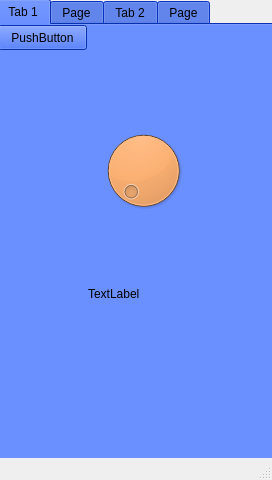
First picture: the form in brewie.ui, repository eyeway1968/brewie, before the edit.
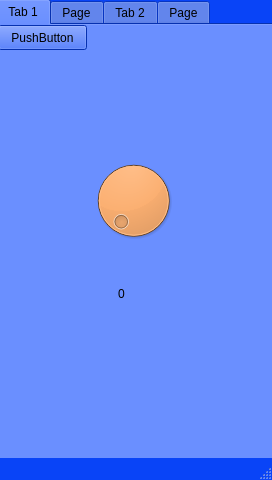
Second picture: the form after the edit. The open tabs and pages were chosen to show the change.

Commit message: multi window attempt

Diff of the .ui file:
```diff
--- a/brewie.ui
+++ b/brewie.ui
@@ -10,9 +10,427 @@
     <height>480</height>
    </rect>
   </property>
+  <property name="palette">
+   <palette>
+    <active>
+     <colorrole role="WindowText">
+      <brush brushstyle="SolidPattern">
+       <color alpha="255">
+        <red>0</red>
+        <green>0</green>
+        <blue>0</blue>
+       </color>
+      </brush>
+     </colorrole>
+     <colorrole role="Button">
+      <brush brushstyle="SolidPattern">
+       <color alpha="255">
+        <red>9</red>
+        <green>68</green>
+        <blue>247</blue>
+       </color>
+      </brush>
+     </colorrole>
+     <colorrole role="Light">
+      <brush brushstyle="SolidPattern">
+       <color alpha="255">
+        <red>125</red>
+        <green>157</green>
+        <blue>255</blue>
+       </color>
+      </brush>
+     </colorrole>
+     <colorrole role="Midlight">
+      <brush brushstyle="SolidPattern">
+       <color alpha="255">
+        <red>67</red>
+        <green>112</green>
+        <blue>251</blue>
+       </color>
+      </brush>
+     </colorrole>
+     <colorrole role="Dark">
+      <brush brushstyle="SolidPattern">
+       <color alpha="255">
+        <red>4</red>
+        <green>34</green>
+        <blue>123</blue>
+       </color>
+      </brush>
+     </colorrole>
+     <colorrole role="Mid">
+      <brush brushstyle="SolidPattern">
+       <color alpha="255">
+        <red>6</red>
+        <green>45</green>
+        <blue>165</blue>
+       </color>
+      </brush>
+     </colorrole>
+     <colorrole role="Text">
+      <brush brushstyle="SolidPattern">
+       <color alpha="255">
+        <red>0</red>
+        <green>0</green>
+        <blue>0</blue>
+       </color>
+      </brush>
+     </colorrole>
+     <colorrole role="BrightText">
+      <brush brushstyle="SolidPattern">
+       <color alpha="255">
+        <red>255</red>
+        <green>255</green>
+        <blue>255</blue>
+       </color>
+      </brush>
+     </colorrole>
+     <colorrole role="ButtonText">
+      <brush brushstyle="SolidPattern">
+       <color alpha="255">
+        <red>0</red>
+        <green>0</green>
+        <blue>0</blue>
+       </color>
+      </brush>
+     </colorrole>
+     <colorrole role="Base">
+      <brush brushstyle="SolidPattern">
+       <color alpha="255">
+        <red>255</red>
+        <green>255</green>
+        <blue>255</blue>
+       </color>
+      </brush>
+     </colorrole>
+     <colorrole role="Window">
+      <brush brushstyle="SolidPattern">
+       <color alpha="255">
+        <red>9</red>
+        <green>68</green>
+        <blue>247</blue>
+       </color>
+      </brush>
+     </colorrole>
+     <colorrole role="Shadow">
+      <brush brushstyle="SolidPattern">
+       <color alpha="255">
+        <red>0</red>
+        <green>0</green>
+        <blue>0</blue>
+       </color>
+      </brush>
+     </colorrole>
+     <colorrole role="AlternateBase">
+      <brush brushstyle="SolidPattern">
+       <color alpha="255">
+        <red>132</red>
+        <green>161</green>
+        <blue>251</blue>
+       </color>
+      </brush>
+     </colorrole>
+     <colorrole role="ToolTipBase">
+      <brush brushstyle="SolidPattern">
+       <color alpha="255">
+        <red>255</red>
+        <green>255</green>
+        <blue>220</blue>
+       </color>
+      </brush>
+     </colorrole>
+     <colorrole role="ToolTipText">
+      <brush brushstyle="SolidPattern">
+       <color alpha="255">
+        <red>0</red>
+        <green>0</green>
+        <blue>0</blue>
+       </color>
+      </brush>
+     </colorrole>
+    </active>
+    <inactive>
+     <colorrole role="WindowText">
+      <brush brushstyle="SolidPattern">
+       <color alpha="255">
+        <red>0</red>
+        <green>0</green>
+        <blue>0</blue>
+       </color>
+      </brush>
+     </colorrole>
+     <colorrole role="Button">
+      <brush brushstyle="SolidPattern">
+       <color alpha="255">
+        <red>9</red>
+        <green>68</green>
+        <blue>247</blue>
+       </color>
+      </brush>
+     </colorrole>
+     <colorrole role="Light">
+      <brush brushstyle="SolidPattern">
+       <color alpha="255">
+        <red>125</red>
+        <green>157</green>
+        <blue>255</blue>
+       </color>
+      </brush>
+     </colorrole>
+     <colorrole role="Midlight">
+      <brush brushstyle="SolidPattern">
+       <color alpha="255">
+        <red>67</red>
+        <green>112</green>
+        <blue>251</blue>
+       </color>
+      </brush>
+     </colorrole>
+     <colorrole role="Dark">
+      <brush brushstyle="SolidPattern">
+       <color alpha="255">
+        <red>4</red>
+        <green>34</green>
+        <blue>123</blue>
+       </color>
+      </brush>
+     </colorrole>
+     <colorrole role="Mid">
+      <brush brushstyle="SolidPattern">
+       <color alpha="255">
+        <red>6</red>
+        <green>45</green>
+        <blue>165</blue>
+       </color>
+      </brush>
+     </colorrole>
+     <colorrole role="Text">
+      <brush brushstyle="SolidPattern">
+       <color alpha="255">
+        <red>0</red>
+        <green>0</green>
+        <blue>0</blue>
+       </color>
+      </brush>
+     </colorrole>
+     <colorrole role="BrightText">
+      <brush brushstyle="SolidPattern">
+       <color alpha="255">
+        <red>255</red>
+        <green>255</green>
+        <blue>255</blue>
+       </color>
+      </brush>
+     </colorrole>
+     <colorrole role="ButtonText">
+      <brush brushstyle="SolidPattern">
+       <color alpha="255">
+        <red>0</red>
+        <green>0</green>
+        <blue>0</blue>
+       </color>
+      </brush>
+     </colorrole>
+     <colorrole role="Base">
+      <brush brushstyle="SolidPattern">
+       <color alpha="255">
+        <red>255</red>
+        <green>255</green>
+        <blue>255</blue>
+       </color>
+      </brush>
+     </colorrole>
+     <colorrole role="Window">
+      <brush brushstyle="SolidPattern">
+       <color alpha="255">
+        <red>9</red>
+        <green>68</green>
+        <blue>247</blue>
+       </color>
+      </brush>
+     </colorrole>
+     <colorrole role="Shadow">
+      <brush brushstyle="SolidPattern">
+       <color alpha="255">
+        <red>0</red>
+        <green>0</green>
+        <blue>0</blue>
+       </color>
+      </brush>
+     </colorrole>
+     <colorrole role="AlternateBase">
+      <brush brushstyle="SolidPattern">
+       <color alpha="255">
+        <red>132</red>
+        <green>161</green>
+        <blue>251</blue>
+       </color>
+      </brush>
+     </colorrole>
+     <colorrole role="ToolTipBase">
+      <brush brushstyle="SolidPattern">
+       <color alpha="255">
+        <red>255</red>
+        <green>255</green>
+        <blue>220</blue>
+       </color>
+      </brush>
+     </colorrole>
+     <colorrole role="ToolTipText">
+      <brush brushstyle="SolidPattern">
+       <color alpha="255">
+        <red>0</red>
+        <green>0</green>
+        <blue>0</blue>
+       </color>
+      </brush>
+     </colorrole>
+    </inactive>
+    <disabled>
+     <colorrole role="WindowText">
+      <brush brushstyle="SolidPattern">
+       <color alpha="255">
+        <red>4</red>
+        <green>34</green>
+        <blue>123</blue>
+       </color>
+      </brush>
+     </colorrole>
+     <colorrole role="Button">
+      <brush brushstyle="SolidPattern">
+       <color alpha="255">
+        <red>9</red>
+        <green>68</green>
+        <blue>247</blue>
+       </color>
+      </brush>
+     </colorrole>
+     <colorrole role="Light">
+      <brush brushstyle="SolidPattern">
+       <color alpha="255">
+        <red>125</red>
+        <green>157</green>
+        <blue>255</blue>
+       </color>
+      </brush>
+     </colorrole>
+     <colorrole role="Midlight">
+      <brush brushstyle="SolidPattern">
+       <color alpha="255">
+        <red>67</red>
+        <green>112</green>
+        <blue>251</blue>
+       </color>
+      </brush>
+     </colorrole>
+     <colorrole role="Dark">
+      <brush brushstyle="SolidPattern">
+       <color alpha="255">
+        <red>4</red>
+        <green>34</green>
+        <blue>123</blue>
+       </color>
+      </brush>
+     </colorrole>
+     <colorrole role="Mid">
+      <brush brushstyle="SolidPattern">
+       <color alpha="255">
+        <red>6</red>
+        <green>45</green>
+        <blue>165</blue>
+       </color>
+      </brush>
+     </colorrole>
+     <colorrole role="Text">
+      <brush brushstyle="SolidPattern">
+       <color alpha="255">
+        <red>4</red>
+        <green>34</green>
+        <blue>123</blue>
+       </color>
+      </brush>
+     </colorrole>
+     <colorrole role="BrightText">
+      <brush brushstyle="SolidPattern">
+       <color alpha="255">
+        <red>255</red>
+        <green>255</green>
+        <blue>255</blue>
+       </color>
+      </brush>
+     </colorrole>
+     <colorrole role="ButtonText">
+      <brush brushstyle="SolidPattern">
+       <color alpha="255">
+        <red>4</red>
+        <green>34</green>
+        <blue>123</blue>
+       </color>
+      </brush>
+     </colorrole>
+     <colorrole role="Base">
+      <brush brushstyle="SolidPattern">
+       <color alpha="255">
+        <red>9</red>
+        <green>68</green>
+        <blue>247</blue>
+       </color>
+      </brush>
+     </colorrole>
+     <colorrole role="Window">
+      <brush brushstyle="SolidPattern">
+       <color alpha="255">
+        <red>9</red>
+        <green>68</green>
+        <blue>247</blue>
+       </color>
+      </brush>
+     </colorrole>
+     <colorrole role="Shadow">
+      <brush brushstyle="SolidPattern">
+       <color alpha="255">
+        <red>0</red>
+        <green>0</green>
+        <blue>0</blue>
+       </color>
+      </brush>
+     </colorrole>
+     <colorrole role="AlternateBase">
+      <brush brushstyle="SolidPattern">
+       <color alpha="255">
+        <red>9</red>
+        <green>68</green>
+        <blue>247</blue>
+       </color>
+      </brush>
+     </colorrole>
+     <colorrole role="ToolTipBase">
+      <brush brushstyle="SolidPattern">
+       <color alpha="255">
+        <red>255</red>
+        <green>255</green>
+        <blue>220</blue>
+       </color>
+      </brush>
+     </colorrole>
+     <colorrole role="ToolTipText">
+      <brush brushstyle="SolidPattern">
+       <color alpha="255">
+        <red>0</red>
+        <green>0</green>
+        <blue>0</blue>
+       </color>
+      </brush>
+     </colorrole>
+    </disabled>
+   </palette>
+  </property>
   <property name="windowTitle">
    <string>MainWindow</string>
   </property>
+  <property name="tabShape">
+   <enum>QTabWidget::Rounded</enum>
+  </property>
   <widget class="QWidget" name="centralwidget">
    <widget class="QTabWidget" name="tabWidget">
     <property name="geometry">
@@ -882,8 +1300,8 @@
      <widget class="QDial" name="dial">
       <property name="geometry">
        <rect>
-        <x>90</x>
-        <y>100</y>
+        <x>80</x>
+        <y>130</y>
         <width>111</width>
         <height>91</height>
        </rect>
@@ -1668,7 +2086,10 @@
        </rect>
       </property>
       <property name="text">
-       <string>TextLabel</string>
+       <string>0</string>
+      </property>
+      <property name="alignment">
+       <set>Qt::AlignCenter</set>
       </property>
      </widget>
     </widget>
```
Left out of the diff: 4 changed lines with no effect on the pictures. The commit also changes 2 other files.
